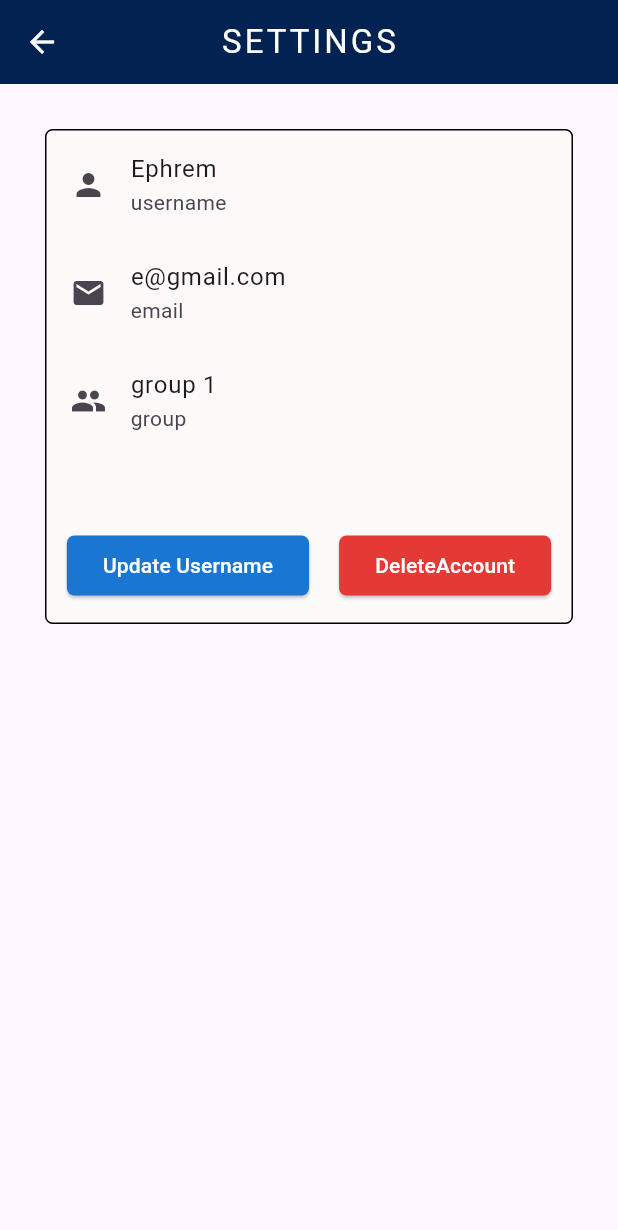
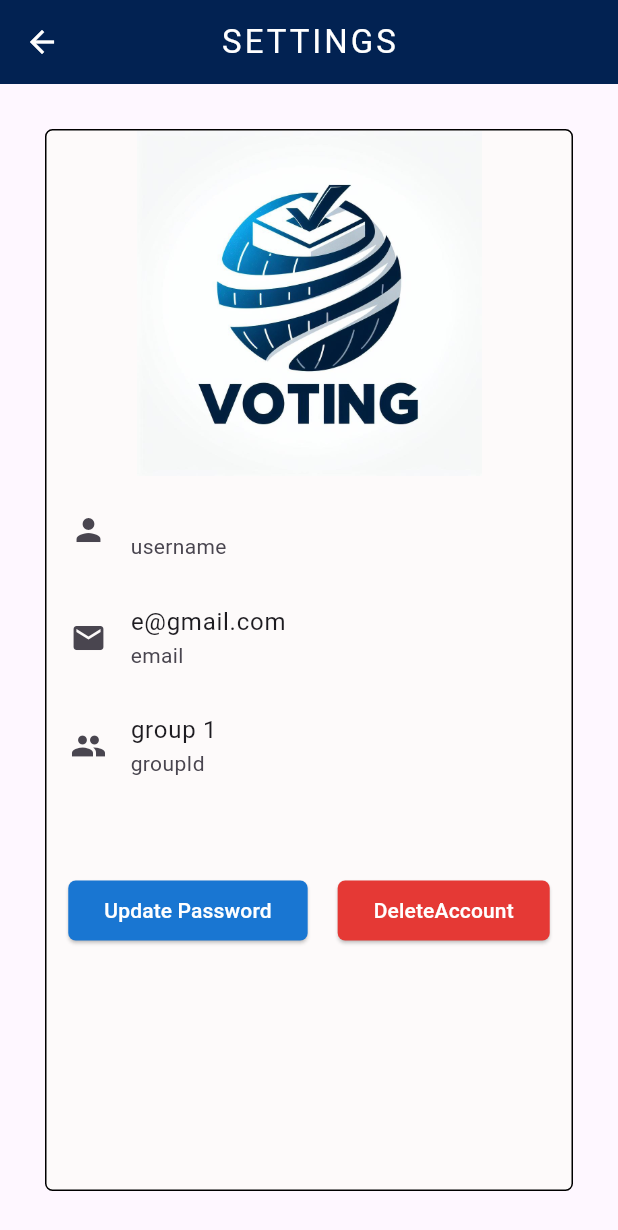
Before and after one commit to Efamamo/VoteSphereBloc, a Flutter app: the Settings screen opened by its route, on a phone screen of 412 x 824 dp. Shown: the top 1230 px of the screen. Run offline on Flutter 3.47's test engine with Material 3 defaults, Android fonts, the phone set to English and light mode, and no system bars; our stand-ins replace animated_text_kit, bloc, flutter_bloc, flutter_secure_storage; missing offline and left inert: dart:html; accounts and stored records are empty; network calls fail.

Commit message:
setting bloc modified

```diff
--- a/vote_sphere/lib/presentation/screens/auth/login.dart
+++ b/vote_sphere/lib/presentation/screens/auth/login.dart
@@ -101,7 +101,7 @@ class _LoginPageState extends State<LoginPage> {
                                       child: Column(children: <Widget>[
                                         CustomForm(
                                             controller: usernameController,
-                                            hintText: "Email",
+                                            hintText: "Username",
                                             validator: (val) {
                                               if (!val!.isValidEmail) {
                                                 return "Please enter the valid email";
--- a/vote_sphere/lib/presentation/screens/home/bloc/home_state.dart
+++ b/vote_sphere/lib/presentation/screens/home/bloc/home_state.dart
@@ -66,3 +66,5 @@ class CreateGroupState extends HomeState {
 }
 
 class NavigateToAddPoles extends HomeActionState {}
+
+class NavigateToSettingState extends HomeActionState {}
--- a/vote_sphere/lib/presentation/screens/home/my_polls.dart
+++ b/vote_sphere/lib/presentation/screens/home/my_polls.dart
@@ -1,13 +1,12 @@
 import 'package:flutter/material.dart';
 import 'package:flutter_bloc/flutter_bloc.dart';
 import 'package:vote_sphere/presentation/screens/home/bloc/home_bloc.dart';
-import '../questions_model.dart';
 import '../../widgets/my_container.dart';
 import '../new_polls.dart';
 
 class MyPolls extends StatefulWidget {
   MyPolls({super.key, required this.polls});
-  List<Question> polls;
+  List polls;
 
   @override
   State<MyPolls> createState() => _MyPollsState();
--- a/vote_sphere/lib/presentation/screens/home/no_polls.dart
+++ b/vote_sphere/lib/presentation/screens/home/no_polls.dart
@@ -44,6 +44,7 @@ class _NoPollState extends State<NoPoll> {
   Widget build(BuildContext context) {
     final homeBloc = BlocProvider.of<HomeBloc>(context);
     return BlocConsumer<HomeBloc, HomeState>(
+      bloc: homeBloc,
       listenWhen: (previous, current) => current is HomeActionState,
       buildWhen: (previous, current) => current is! HomeActionState,
       listener: (context, state) {
--- a/vote_sphere/lib/presentation/screens/new_polls.dart
+++ b/vote_sphere/lib/presentation/screens/new_polls.dart
@@ -3,7 +3,6 @@ import 'package:vote_sphere/presentation/screens/home/bloc/home_bloc.dart';
 import '../widgets/textfield.dart';
 import '../../application/home/pole_provider.dart';
 import 'package:provider/provider.dart';
-import 'questions_model.dart';
 import 'package:flutter_bloc/flutter_bloc.dart';
 
 class NewPolls extends StatelessWidget {
--- a/vote_sphere/lib/presentation/screens/settings.dart
+++ /dev/null
@@ -1,107 +0,0 @@
-import 'package:flutter/material.dart';
-
-class Settings extends StatelessWidget {
-  const Settings();
-  void updateUsername(context) {
-    showDialog(
-        context: context,
-        builder: (context) {
-          return AlertDialog(
-            backgroundColor: Colors.grey[200],
-            title: const Text(
-              "Update Username",
-              style: TextStyle(color: Colors.black),
-            ),
-            content: const TextField(
-              decoration: InputDecoration(
-                  hintText: 'Enter Username',
-                  hintStyle: TextStyle(color: Colors.black)),
-            ),
-            actions: [
-              TextButton(
-                onPressed: () {
-                  Navigator.pop(context);
-                },
-                child: const Text(
-                  "Change Username",
-                  style: TextStyle(color: Colors.black),
-                ),
-              )
-            ],
-          );
-        });
-  }
-
-  @override
-  Widget build(BuildContext context) {
-    return Scaffold(
-        appBar: AppBar(
-          backgroundColor: const Color.fromARGB(255, 2, 34, 82),
-          title: const Text(
-            "SETTINGS",
-            style: TextStyle(color: Colors.white, letterSpacing: 2.0),
-          ),
-          iconTheme: const IconThemeData(
-            color: Colors.white,
-          ),
-          centerTitle: true,
-        ),
-        body: Container(
-          height: 330,
-          margin: EdgeInsets.all(30),
-          decoration: BoxDecoration(
-              color: const Color.fromARGB(255, 253, 250, 250),
-              border: Border.all(),
-              borderRadius: BorderRadius.circular(5)),
-          child: Column(
-            crossAxisAlignment: CrossAxisAlignment.center,
-            children: [
-              const ListTile(
-                leading: Icon(Icons.person),
-                title: Text("Ephrem"),
-                subtitle: Text("username"),
-              ),
-              const ListTile(
-                leading: Icon(Icons.email),
-                title: Text("e@gmail.com"),
-                subtitle: Text("email"),
-              ),
-              const ListTile(
-                leading: Icon(Icons.group),
-                title: Text("group 1"),
-                subtitle: Text("group"),
-              ),
-              const SizedBox(
-                height: 50,
-              ),
-              Row(
-                mainAxisAlignment: MainAxisAlignment.center,
-                children: [
-                  ElevatedButton(
-                      child: Text("Update Username"),
-                      style: ElevatedButton.styleFrom(
-                          shape: RoundedRectangleBorder(
-                              borderRadius: BorderRadius.circular(5)),
-                          backgroundColor: Colors.blue[700],
-                          foregroundColor: Colors.white),
-                      onPressed: () {
-                        updateUsername(context);
-                      }),
-                  const SizedBox(
-                    width: 20,
-                  ),
-                  ElevatedButton(
-                      child: Text("DeleteAccount"),
-                      style: ElevatedButton.styleFrom(
-                          shape: RoundedRectangleBorder(
-                              borderRadius: BorderRadius.circular(5)),
-                          backgroundColor: Colors.red[600],
-                          foregroundColor: Colors.white),
-                      onPressed: () {}),
-                ],
-              )
-            ],
-          ),
-        ));
-  }
-}
--- /dev/null
+++ b/vote_sphere/lib/presentation/screens/settings/bloc/settings_bloc.dart
@@ -0,0 +1,56 @@
+import 'dart:async';
+import 'dart:convert';
+import 'dart:io';
+
+import 'package:bloc/bloc.dart';
+import 'package:meta/meta.dart';
+import 'package:vote_sphere/local_storage/secure_storage.dart';
+import 'package:http/http.dart' as http;
+
+part 'settings_event.dart';
+part 'settings_state.dart';
+
+class SettingsBloc extends Bloc<SettingsEvent, SettingsState> {
+  SettingsBloc() : super(SettingsInitial()) {
+    on<LoadSettingEvent>(loadSettingEvent);
+    on<NavigateToChangePasswordEvent>(navigateToChangePasswordEvent);
+    on<ChangePaswordEvent>(changePaswordEvent);
+  }
+
+  FutureOr<void> loadSettingEvent(
+      LoadSettingEvent event, Emitter<SettingsState> emit) async {
+    emit(SettingsLoadingState());
+
+    final secureStorage = SecureStorage().secureStorage;
+    final username = await secureStorage.read(key: 'username');
+
+    emit(SettingsLoadedState(username: username));
+  }
+
+  FutureOr<void> navigateToChangePasswordEvent(
+      NavigateToChangePasswordEvent event, Emitter<SettingsState> emit) {
+    emit(NavigateToUpdatePasswordState());
+  }
+
+  FutureOr<void> changePaswordEvent(
+      ChangePaswordEvent event, Emitter<SettingsState> emit) async {
+    String uri = 'http://localhost:9000/auth/changePassword';
+    final url = Uri.parse(uri);
+    final secureStorage = SecureStorage().secureStorage;
+    final token = await secureStorage.read(key: 'token');
+    final body = {"newPassword": event.newPassword};
+    final jsonBody = jsonEncode(body);
+    final headers = {
+      "Content-Type": "application/json",
+      'Authorization': 'Bearer $token'
+    };
+
+    final res = await http.patch(url, headers: headers, body: jsonBody);
+
+    if (res.statusCode == 200) {
+      emit(ChangePasswordSuccessState());
+    } else {
+      emit(ChangePasswordErrorState());
+    }
+  }
+}
--- /dev/null
+++ b/vote_sphere/lib/presentation/screens/settings/bloc/settings_event.dart
@@ -0,0 +1,13 @@
+part of 'settings_bloc.dart';
+
+@immutable
+sealed class SettingsEvent {}
+
+class LoadSettingEvent extends SettingsEvent {}
+
+class NavigateToChangePasswordEvent extends SettingsEvent {}
+
+class ChangePaswordEvent extends SettingsEvent {
+  final newPassword;
+  ChangePaswordEvent({required this.newPassword});
+}
--- /dev/null
+++ b/vote_sphere/lib/presentation/screens/settings/bloc/settings_state.dart
@@ -0,0 +1,21 @@
+part of 'settings_bloc.dart';
+
+@immutable
+sealed class SettingsState {}
+
+abstract class SettingsActionState extends SettingsState {}
+
+final class SettingsInitial extends SettingsState {}
+
+class SettingsLoadingState extends SettingsState {}
+
+class SettingsLoadedState extends SettingsState {
+  final username;
+  SettingsLoadedState({required this.username});
+}
+
+class NavigateToUpdatePasswordState extends SettingsActionState {}
+
+class ChangePasswordSuccessState extends SettingsActionState {}
+
+class ChangePasswordErrorState extends SettingsActionState {}
--- /dev/null
+++ b/vote_sphere/lib/presentation/screens/settings/settings.dart
@@ -0,0 +1,163 @@
+import 'package:flutter/material.dart';
+import 'package:flutter_bloc/flutter_bloc.dart';
+import 'package:vote_sphere/presentation/screens/settings/bloc/settings_bloc.dart';
+
+class Settings extends StatefulWidget {
+  const Settings();
+
+  @override
+  State<Settings> createState() => _SettingsState();
+}
+
+class _SettingsState extends State<Settings> {
+  @override
+  void initState() {
+    final settingsBloc = BlocProvider.of<SettingsBloc>(context);
+    settingsBloc.add(LoadSettingEvent());
+    super.initState();
+  }
+
+  void updateUsername(context) {
+    showDialog(
+        context: context,
+        builder: (context) {
+          final settingsBloc = BlocProvider.of<SettingsBloc>(context);
+          TextEditingController newPassword = TextEditingController();
+          return AlertDialog(
+            backgroundColor: Colors.grey[200],
+            title: const Text(
+              "Update Username",
+              style: TextStyle(color: Colors.black),
+            ),
+            content: TextField(
+              controller: newPassword,
+              obscureText: true,
+              decoration: const InputDecoration(
+                  hintText: 'Enter Username',
+                  hintStyle: TextStyle(color: Colors.black)),
+            ),
+            actions: [
+              TextButton(
+                onPressed: () {
+                  Navigator.pop(context);
+                  settingsBloc
+                      .add(ChangePaswordEvent(newPassword: newPassword.text));
+                },
+                child: const Text(
+                  "Change Username",
+                  style: TextStyle(color: Colors.black),
+                ),
+              )
+            ],
+          );
+        });
+  }
+
+  @override
+  Widget build(BuildContext context) {
+    final settingsBloc = BlocProvider.of<SettingsBloc>(context);
+    return BlocConsumer<SettingsBloc, SettingsState>(
+      listenWhen: (previous, current) => current is SettingsActionState,
+      buildWhen: (previous, current) => current is! SettingsActionState,
+      listener: (context, state) {
+        if (state is NavigateToUpdatePasswordState) {
+          updateUsername(context);
+        }
+
+        if (state is ChangePasswordSuccessState) {
+          const snackBar = SnackBar(
+            content: Text("Password Updated Successfully"),
+          );
+          ScaffoldMessenger.of(context).showSnackBar(snackBar);
+        }
+        if (state is ChangePasswordErrorState) {
+          const snackBar = SnackBar(
+            content: Text("Password Change Failed"),
+          );
+          ScaffoldMessenger.of(context).showSnackBar(snackBar);
+        }
+      },
+      builder: (context, state) {
+        if (state is SettingsLoadingState) {
+          return const Scaffold(
+              body: Center(child: CircularProgressIndicator()));
+        } else if (state is SettingsLoadedState) {
+          final settingState = state as SettingsLoadedState;
+          return Scaffold(
+              appBar: AppBar(
+                backgroundColor: const Color.fromARGB(255, 2, 34, 82),
+                title: const Text(
+                  "SETTINGS",
+                  style: TextStyle(color: Colors.white, letterSpacing: 2.0),
+                ),
+                iconTheme: const IconThemeData(
+                  color: Colors.white,
+                ),
+                centerTitle: true,
+              ),
+              body: Container(
+                margin: EdgeInsets.all(30),
+                decoration: BoxDecoration(
+                    color: const Color.fromARGB(255, 253, 250, 250),
+                    border: Border.all(),
+                    borderRadius: BorderRadius.circular(5)),
+                child: Column(
+                  crossAxisAlignment: CrossAxisAlignment.center,
+                  children: [
+                    Image.asset(
+                      'assets/vote.jpg',
+                      width: 230,
+                    ),
+                    ListTile(
+                      leading: const Icon(Icons.person),
+                      title: Text(settingState.username.toString()),
+                      subtitle: const Text("username"),
+                    ),
+                    const ListTile(
+                      leading: Icon(Icons.email),
+                      title: Text("e@gmail.com"),
+                      subtitle: Text("email"),
+                    ),
+                    const ListTile(
+                      leading: Icon(Icons.group),
+                      title: Text("group 1"),
+                      subtitle: Text("groupId"),
+                    ),
+                    const SizedBox(
+                      height: 50,
+                    ),
+                    Row(
+                      mainAxisAlignment: MainAxisAlignment.center,
+                      children: [
+                        ElevatedButton(
+                            style: ElevatedButton.styleFrom(
+                                shape: RoundedRectangleBorder(
+                                    borderRadius: BorderRadius.circular(5)),
+                                backgroundColor: Colors.blue[700],
+                                foregroundColor: Colors.white),
+                            onPressed: () {
+                              settingsBloc.add(NavigateToChangePasswordEvent());
+                            },
+                            child: const Text("Update Password")),
+                        const SizedBox(
+                          width: 20,
+                        ),
+                        ElevatedButton(
+                            child: Text("DeleteAccount"),
+                            style: ElevatedButton.styleFrom(
+                                shape: RoundedRectangleBorder(
+                                    borderRadius: BorderRadius.circular(5)),
+                                backgroundColor: Colors.red[600],
+                                foregroundColor: Colors.white),
+                            onPressed: () {}),
+                      ],
+                    )
+                  ],
+                ),
+              ));
+        }
+        return Container();
+      },
+    );
+  }
+}
```
Also changed, not shown: vote_sphere/lib/application/home/pole_provider.dart (+64 -64 lines), vote_sphere/lib/main.dart (+5 -4 lines), vote_sphere/lib/presentation/screens/home/bloc/home_bloc.dart (+23 -0 lines), vote_sphere/lib/presentation/screens/home/bloc/home_event.dart (+7 -0 lines), vote_sphere/lib/presentation/screens/home/home.dart (+21 -19 lines), vote_sphere/lib/presentation/screens/questions_model.dart (deleted, +0 -7 lines), vote_sphere/lib/presentation/widgets/my_container.dart (+19 -20 lines), vote_sphere/lib/presentation/widgets/my_drawer.dart (+19 -4 lines).
